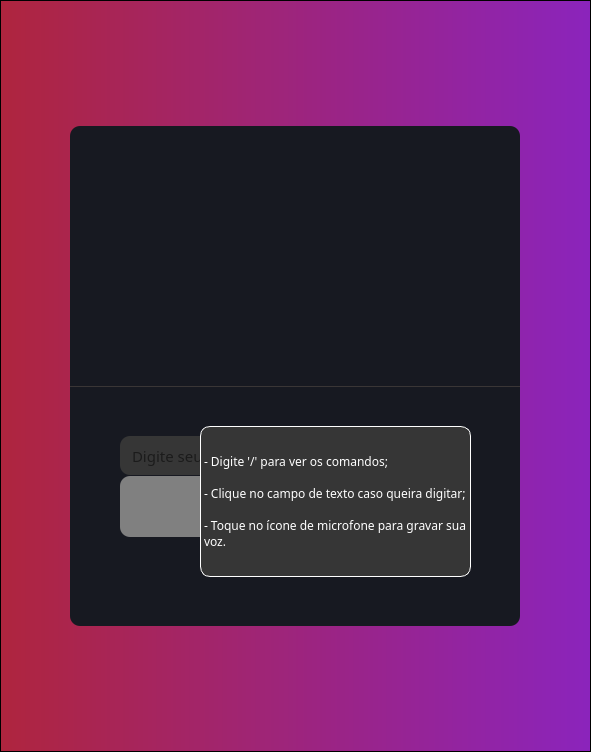
This is testes/_TESTE/untitled.ui in FariasMarina/Minerva as Qt 5 draws it before an edit. The edited form follows.
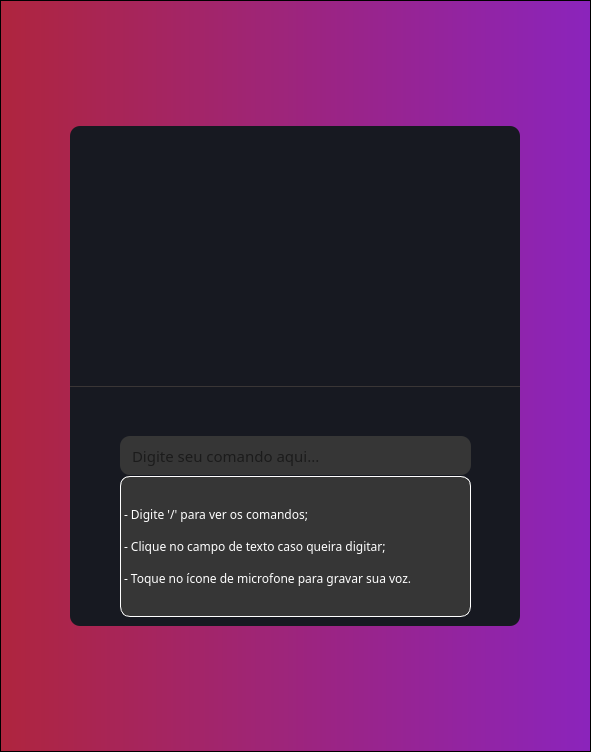
This is the edited form. Icons and pictures are not drawn.

Commit message: tela de help add

The edit to the form file:
```diff
--- a/testes/_TESTE/untitled.ui
+++ b/testes/_TESTE/untitled.ui
@@ -262,7 +262,7 @@
            </rect>
           </property>
           <property name="styleSheet">
-           <string notr="true">
+           <string notr="true">background-color: rgba(0, 0, 0, 0);
 border-radius:100px;</string>
           </property>
           <property name="text">
@@ -282,10 +282,10 @@
          <widget class="QLabel" name="label">
           <property name="geometry">
            <rect>
-            <x>130</x>
-            <y>300</y>
-            <width>271</width>
-            <height>151</height>
+            <x>50</x>
+            <y>350</y>
+            <width>351</width>
+            <height>141</height>
            </rect>
           </property>
           <property name="font">
```
Left out of the diff: 6 changed lines with no effect on the pictures. The commit also changes 2 other files.
